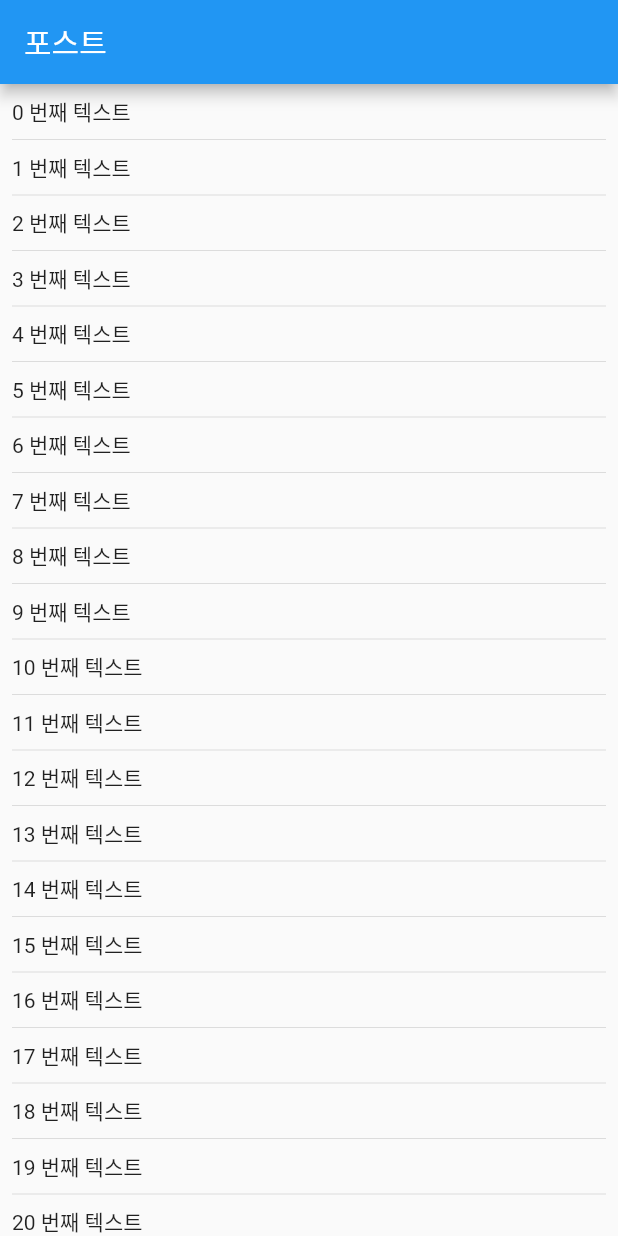
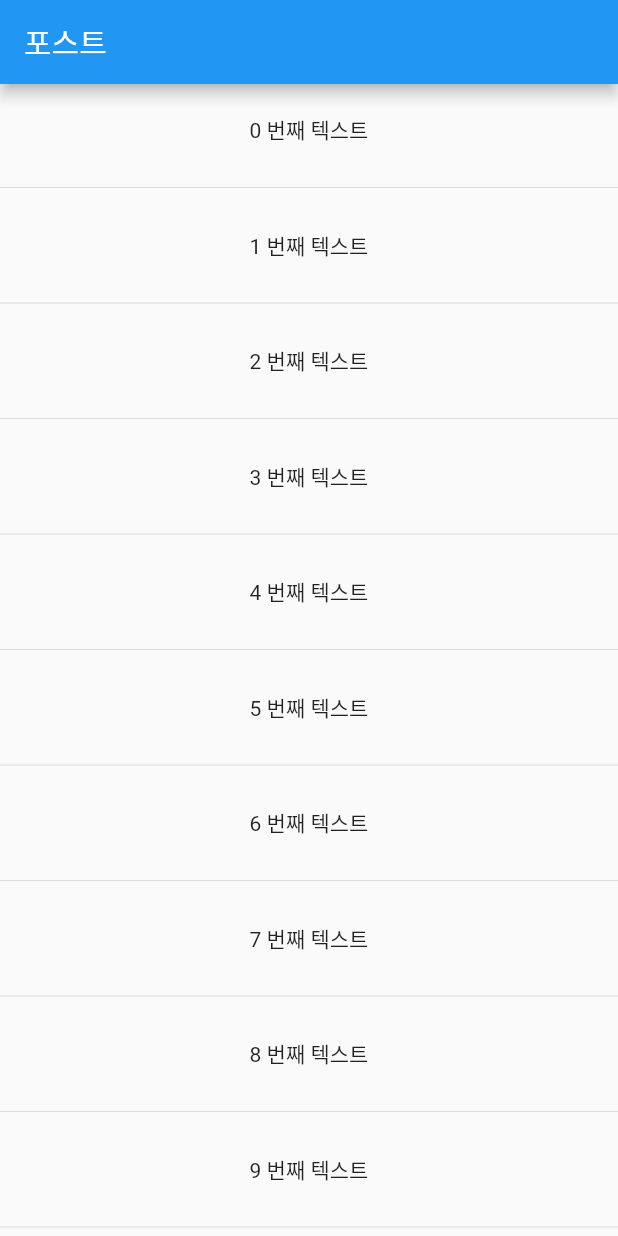
Before and after one commit to ziponia/flutter-guide, a Flutter app: the screen it shows after launch, on a phone screen of 412 x 824 dp. Run offline on Flutter 3.47's test engine with Material 2 defaults, Android fonts, the phone set to English and light mode, and no system bars.

Commit message:
#1 in progress

```diff
--- a/lib/components/post/posts.dart
+++ b/lib/components/post/posts.dart
@@ -40,9 +40,10 @@ class PostsPageState extends State<Posts> {
         appBar: AppBar(title: Text("포스트")),
         body: Center(
             child: new ListView.separated(
-                padding: EdgeInsets.all(8),
                 itemBuilder: (context, index) {
-                  return Text("$index 번째 텍스트");
+                  return PostListItem(
+                    title: "$index 번째 텍스트",
+                  );
                 },
                 separatorBuilder: (context, index) {
                   return new Divider();
@@ -52,3 +53,31 @@ class PostsPageState extends State<Posts> {
     );
   }
 }
+
+class PostListItem extends StatelessWidget {
+  final String title;
+
+  PostListItem({this.title}) : assert(title != null, "title 은 필수 입니다.");
+
+  @override
+  Widget build(BuildContext context) {
+    return Container(
+      width: double.infinity,
+      padding: EdgeInsets.all(20),
+      child: Row(
+        children: [
+          Expanded(
+            flex: 1,
+            child: Column(
+              children: [
+                Container(
+                  child: Text(this.title),
+                )
+              ],
+            ),
+          )
+        ],
+      ),
+    );
+  }
+}
```
